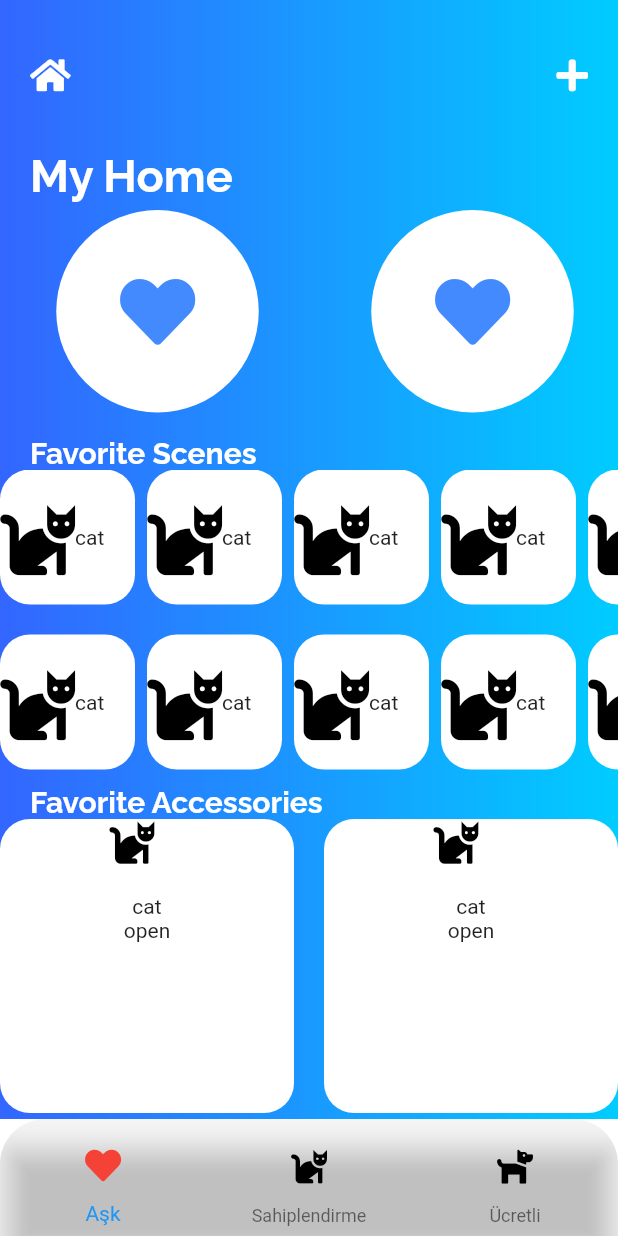
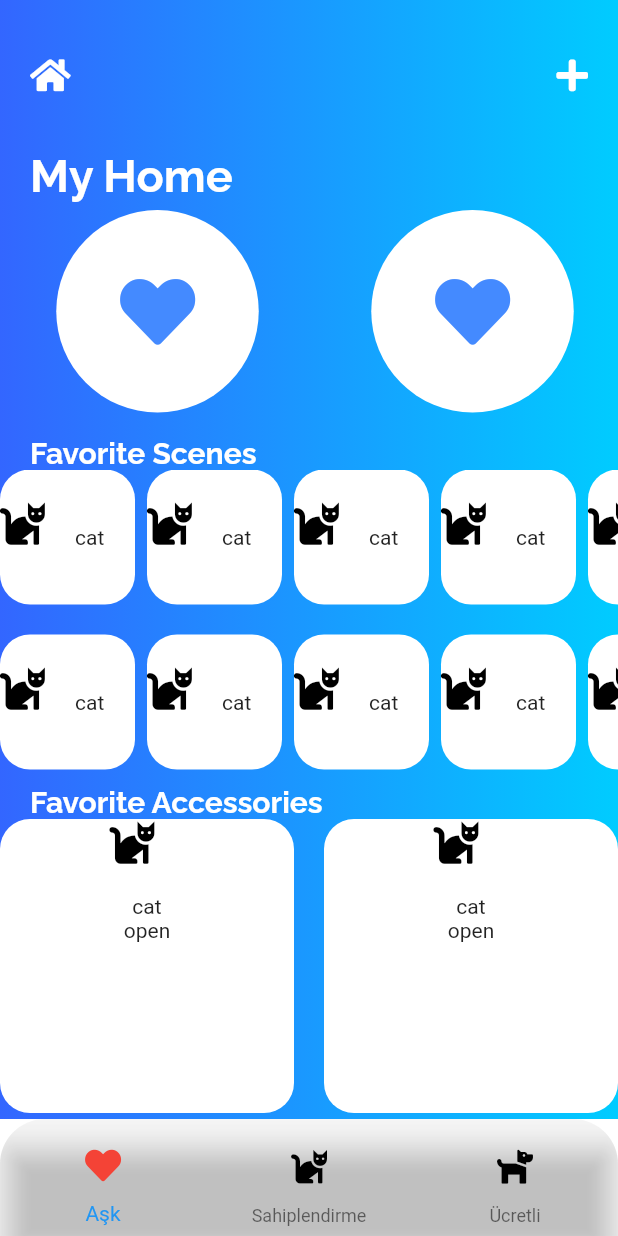
Before and after one commit to emren/speed_prototyping, a Flutter app: the screen it shows after launch, on a phone screen of 412 x 824 dp. Run offline on Flutter 3.47's test engine with Material 2 defaults, Android fonts, the phone set to English and light mode, and no system bars; our stand-ins replace font_awesome_flutter, google_fonts.

Commit message:
feat: document updated

```diff
--- a/lib/ui/pages/initial_page_components.dart
+++ b/lib/ui/pages/initial_page_components.dart
@@ -86,6 +86,7 @@ List<CircleAvatar> menuList = [
       color: Colors.blueAccent,
       size: 50,
     ),
+
   ),
 ];
 
@@ -114,7 +115,7 @@ List<FavoriteScenesCard> favoriteScenes = [
     icon: FaIcon(
       FontAwesomeIcons.cat,
       color: Colors.black,
-      size: 50,
+      size: 30,
     ),
     text: 'cat',
   ),
@@ -122,7 +123,7 @@ List<FavoriteScenesCard> favoriteScenes = [
     icon: FaIcon(
       FontAwesomeIcons.cat,
       color: Colors.black,
-      size: 50,
+      size: 30,
     ),
     text: 'cat',
   ),
@@ -130,7 +131,7 @@ List<FavoriteScenesCard> favoriteScenes = [
     icon: FaIcon(
       FontAwesomeIcons.cat,
       color: Colors.black,
-      size: 50,
+      size: 30,
     ),
     text: 'cat',
   ),
@@ -138,7 +139,7 @@ List<FavoriteScenesCard> favoriteScenes = [
     icon: FaIcon(
       FontAwesomeIcons.cat,
       color: Colors.black,
-      size: 50,
+      size: 30,
     ),
     text: 'cat',
   ),
@@ -146,7 +147,7 @@ List<FavoriteScenesCard> favoriteScenes = [
     icon: FaIcon(
       FontAwesomeIcons.cat,
       color: Colors.black,
-      size: 50,
+      size: 30,
     ),
     text: 'cat',
   ),
@@ -154,7 +155,7 @@ List<FavoriteScenesCard> favoriteScenes = [
     icon: FaIcon(
       FontAwesomeIcons.cat,
       color: Colors.black,
-      size: 50,
+      size: 30,
     ),
     text: 'cat',
   ),
@@ -162,7 +163,7 @@ List<FavoriteScenesCard> favoriteScenes = [
     icon: FaIcon(
       FontAwesomeIcons.cat,
       color: Colors.black,
-      size: 50,
+      size: 30,
     ),
     text: 'cat',
   ),
@@ -170,7 +171,7 @@ List<FavoriteScenesCard> favoriteScenes = [
     icon: FaIcon(
       FontAwesomeIcons.cat,
       color: Colors.black,
-      size: 50,
+      size: 30,
     ),
     text: 'cat',
   ),
@@ -178,7 +179,7 @@ List<FavoriteScenesCard> favoriteScenes = [
     icon: FaIcon(
       FontAwesomeIcons.cat,
       color: Colors.black,
-      size: 50,
+      size: 30,
     ),
     text: 'cat',
   ),
@@ -186,7 +187,7 @@ List<FavoriteScenesCard> favoriteScenes = [
     icon: FaIcon(
       FontAwesomeIcons.cat,
       color: Colors.black,
-      size: 50,
+      size: 30,
     ),
     text: 'cat',
   ),
```
Also changed, not shown: 1 other file.
